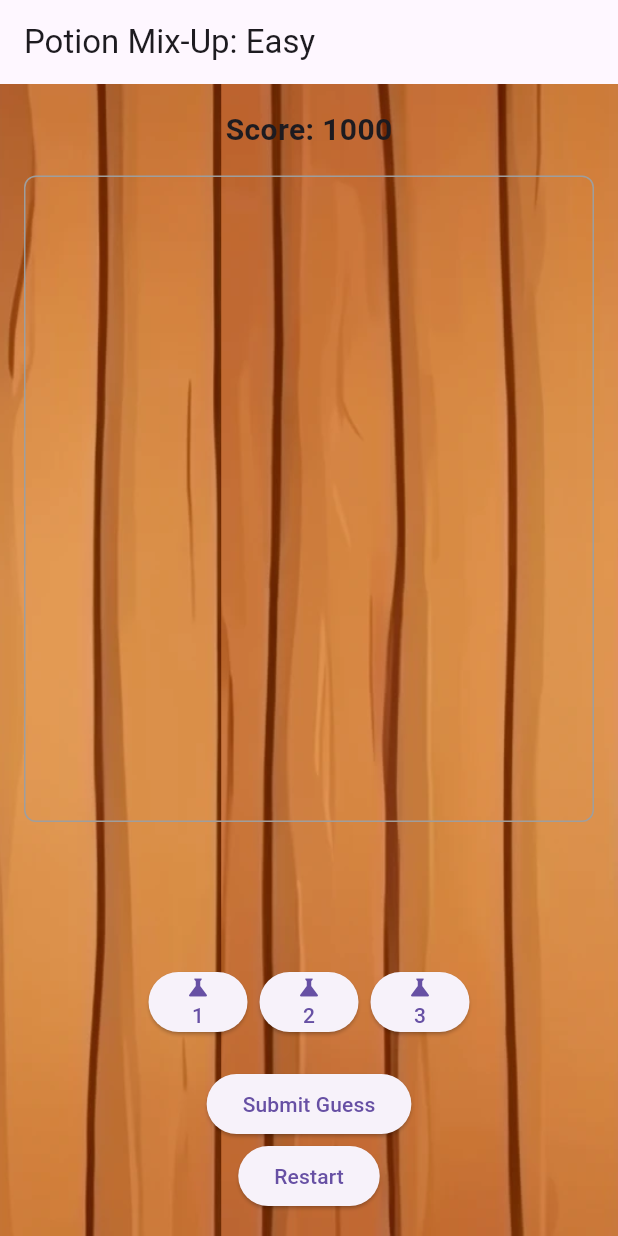
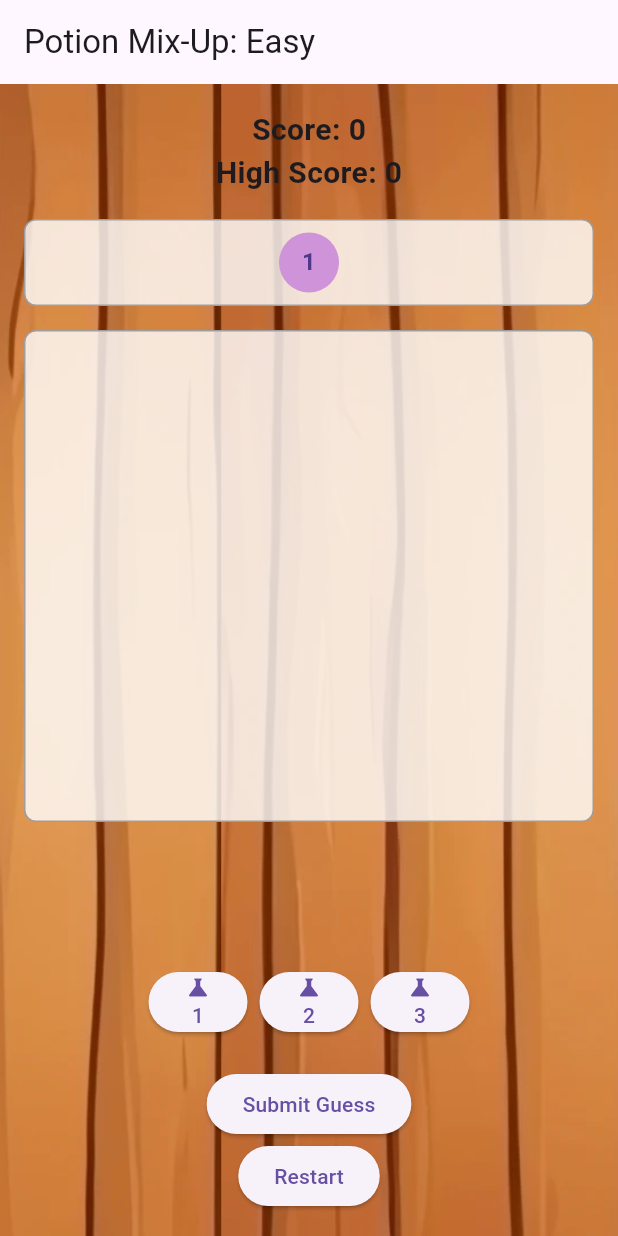
Before and after one commit to andurder/Mojojojo_appdev, a Flutter app: the GamePage screen opened directly, after a tap on an icon or button, on a phone screen of 412 x 824 dp. Run offline on Flutter 3.47's test engine with Material 3 defaults, Android fonts, the light colour scheme and no system bars; our stand-ins replace cloud_firestore, firebase_auth, firebase_core, shared_preferences; accounts and stored records are empty.

Commit message:
6ht commit

```diff
--- a/trial1/potion_mixup/lib/game.dart
+++ b/trial1/potion_mixup/lib/game.dart
@@ -1,6 +1,7 @@
 import 'package:flutter/material.dart';
+import 'package:shared_preferences/shared_preferences.dart'; // Add this for persistent storage
 import 'dart:math';
-import 'main.dart'; // Ensure this imports your main file correctly
+import 'main.dart';
 
 class LetsMixPage extends StatelessWidget {
   const LetsMixPage({super.key});
@@ -157,9 +158,11 @@ class _GamePageState extends State<GamePage> {
   List<String> guessHistory = [];
   int maxIngredients = 6;
   String feedback = "";
-  int score = 1000; // Start with base score
+  int score = 0; // Cumulative score
+  int roundScore = 1000; // Base score for the round
   int penalty = 50; // Points lost per guess
-  List<Widget> feedbackImages = []; // To hold feedback images
+  int highScore = 0; // Persistent high score
+  List<Widget> feedbackImages = [];
 
   void generateSecretCode(int length) {
     List<int> symbols = List.generate(maxIngredients, (index) => index + 1);
@@ -167,21 +170,36 @@ class _GamePageState extends State<GamePage> {
     secretCode = symbols.sublist(0, length);
   }
 
+  Future<void> loadHighScore() async {
+    SharedPreferences prefs = await SharedPreferences.getInstance();
+    setState(() {
+      highScore = prefs.getInt('highScore_${widget.difficulty}') ?? 0;
+    });
+  }
+
+  Future<void> updateHighScore() async {
+    if (score > highScore) {
+      SharedPreferences prefs = await SharedPreferences.getInstance();
+      setState(() {
+        highScore = score;
+        prefs.setInt('highScore_${widget.difficulty}', highScore);
+      });
+    }
+  }
+
   void checkGuess() {
     int potionBottles = 0; // Correct ingredient and position
     int emptyFlasks = 0; // Correct ingredient, wrong position
 
-    feedbackImages.clear(); // Clear previous feedback images
+    feedbackImages.clear();
 
     for (int i = 0; i < currentGuess.length; i++) {
       if (currentGuess[i] == secretCode[i]) {
         potionBottles++;
-        // Add correct image to feedback
         feedbackImages
             .add(Image.asset('icons/correct.png', width: 60, height: 60));
       } else if (secretCode.contains(currentGuess[i])) {
         emptyFlasks++;
-        // Add empty flask image to feedback
         feedbackImages
             .add(Image.asset('icons/empty.png', width: 60, height: 60));
       }
@@ -190,8 +208,11 @@ class _GamePageState extends State<GamePage> {
     setState(() {
       if (potionBottles == secretCode.length) {
         feedback = "You Won! Final Score: $score";
+        updateHighScore(); // Check and update high score if necessary
       } else {
         feedback = "Potion Bottles: $potionBottles, Empty Flasks: $emptyFlasks";
+        roundScore -= penalty; // Deduct penalty for incorrect guesses
+        if (roundScore < 0) roundScore = 0; // Ensure no negative score
       }
       guessHistory.add("Guess: ${currentGuess.join("")} | $feedback");
       currentGuess.clear();
@@ -203,15 +224,17 @@ class _GamePageState extends State<GamePage> {
       case "Easy":
         maxIngredients = 3;
         penalty = 20;
+        roundScore = 1000;
         break;
       case "Medium":
         maxIngredients = 4;
         penalty = 50;
+        roundScore = 1000;
         break;
       case "Hard":
         maxIngredients = 6;
         penalty = 100;
-        score = 1500; // Higher starting score for Hard
+        roundScore = 1500;
         break;
     }
     generateSecretCode(maxIngredients);
@@ -220,10 +243,10 @@ class _GamePageState extends State<GamePage> {
   @override
   void initState() {
     super.initState();
+    loadHighScore();
     setDifficulty();
   }
 
-  @override
   @override
   Widget build(BuildContext context) {
     return Scaffold(
@@ -231,9 +254,8 @@ class _GamePageState extends State<GamePage> {
       body: Container(
         decoration: const BoxDecoration(
           image: DecorationImage(
-              image: AssetImage(
-                  'assets/images/woodbg.png'), // Set your background image path here
-              fit: BoxFit.cover, // Cover the entire background
+            image: AssetImage('assets/images/woodbg.png'),
+            fit: BoxFit.cover,
           ),
         ),
         child: Padding(
@@ -244,60 +266,72 @@ class _GamePageState extends State<GamePage> {
               Text('Score: $score',
                   style: const TextStyle(
                       fontSize: 20, fontWeight: FontWeight.bold)),
+              Text('High Score: $highScore',
+                  style: const TextStyle(
+                      fontSize: 20, fontWeight: FontWeight.bold)),
               const SizedBox(height: 16),
-
-                // History of Guesses
+              // Current guess display
+              Container(
+                padding: const EdgeInsets.all(8.0),
+                decoration: BoxDecoration(
+                  color: Colors.white.withOpacity(0.8),
+                  borderRadius: BorderRadius.circular(8),
+                  border: Border.all(color: Colors.grey),
+                ),
+                child: Row(
+                  mainAxisAlignment: MainAxisAlignment.center,
+                  children: currentGuess.map((e) {
+                    return Padding(
+                      padding: const EdgeInsets.symmetric(horizontal: 4.0),
+                      child: CircleAvatar(
+                        backgroundColor: Colors.purple[200],
+                        child: Text(
+                          '$e',
+                          style: const TextStyle(fontWeight: FontWeight.bold),
+                        ),
+                      ),
+                    );
+                  }).toList(),
+                ),
+              ),
+              const SizedBox(height: 16),
+              // Game history
               Expanded(
                 child: Container(
                   decoration: BoxDecoration(
+                    color: Colors.white.withOpacity(0.8),
+                    borderRadius: BorderRadius.circular(8),
                     border: Border.all(color: Colors.grey),
-                      borderRadius: BorderRadius.circular(8),
                   ),
                   child: ListView.builder(
                     itemCount: guessHistory.length,
                     itemBuilder: (context, index) {
-                        return ListTile(
-                          title: Text(guessHistory[index]),
+                      return Container(
+                        color:
+                            index % 2 == 0 ? Colors.purple[50] : Colors.white,
+                        child: ListTile(
+                          title: Text(
+                            guessHistory[index],
+                            style: const TextStyle(fontSize: 16),
+                          ),
+                        ),
                       );
                     },
                   ),
                 ),
               ),
               const SizedBox(height: 16),
-
-                // Display Feedback Images
+              // Feedback images
               SizedBox(
-                  height: 60, // Set a fixed height for the feedback area
+                height: 60,
                 child: Wrap(
-                    spacing: 8.0, // Space between the images
-                    alignment: WrapAlignment.center, // Center alignment
-                    children: feedbackImages.map((image) {
-                      // Scale image size based on difficulty
-                      double size;
-                      switch (widget.difficulty) {
-                        case "Easy":
-                          size = 60.0; // Size for Easy difficulty
-                          break;
-                        case "Medium":
-                          size = 40.0; // Size for Medium difficulty
-                          break;
-                        case "Hard":
-                          size = 25.0; // Size for Hard difficulty
-                          break;
-                        default:
-                          size = 40.0; // Default size
-                      }
-                      return SizedBox(
-                        width: size,
-                        height: size,
-                        child: image,
-                      );
-                    }).toList(),
+                  spacing: 8.0,
+                  alignment: WrapAlignment.center,
+                  children: feedbackImages.map((image) => image).toList(),
                 ),
               ),
               const SizedBox(height: 16),
-
-                // Ingredient Buttons
+              // Ingredient buttons
               Row(
                 mainAxisAlignment: MainAxisAlignment.center,
                 children: List.generate(maxIngredients, (index) {
@@ -322,12 +356,13 @@ class _GamePageState extends State<GamePage> {
                 }),
               ),
               const SizedBox(height: 16),
-
-                // Submit Guess Button
               ElevatedButton(
                 onPressed: () {
                   if (currentGuess.length == secretCode.length) {
+                    setState(() {
+                      score += roundScore; // Add round score to total score
                       checkGuess();
+                    });
                   } else {
                     setState(() {
                       feedback =
@@ -340,17 +375,11 @@ class _GamePageState extends State<GamePage> {
               ElevatedButton(
                 onPressed: () {
                   setState(() {
-                      // Reset Game State
                     currentGuess.clear();
                     guessHistory.clear();
                     feedback = "";
-                      feedbackImages
-                          .clear(); // Clear feedback images on restart
-                      score = widget.difficulty == "Hard"
-                          ? 1500
-                          : 1000; // Reset score
-                      generateSecretCode(
-                          maxIngredients); // Generate new secret code
+                    feedbackImages.clear();
+                    setDifficulty();
                   });
                 },
                 child: const Text('Restart'),
@@ -358,6 +387,7 @@ class _GamePageState extends State<GamePage> {
             ],
           ),
         ),
-        ));
+      ),
+    );
   }
 }
--- a/trial1/potion_mixup/pubspec.yaml
+++ b/trial1/potion_mixup/pubspec.yaml
@@ -39,6 +39,7 @@ dependencies:
   firebase_ui_auth: ^1.16.0
   firebase_core: ^3.8.1
   cloud_firestore: ^5.5.1
+  shared_preferences: ^2.0.15
 
 dev_dependencies:
   flutter_test:
```
Also changed, not shown: trial1/potion_mixup/pubspec.lock, 1 other file. Lines whose indentation alone changed are shown as unchanged.
